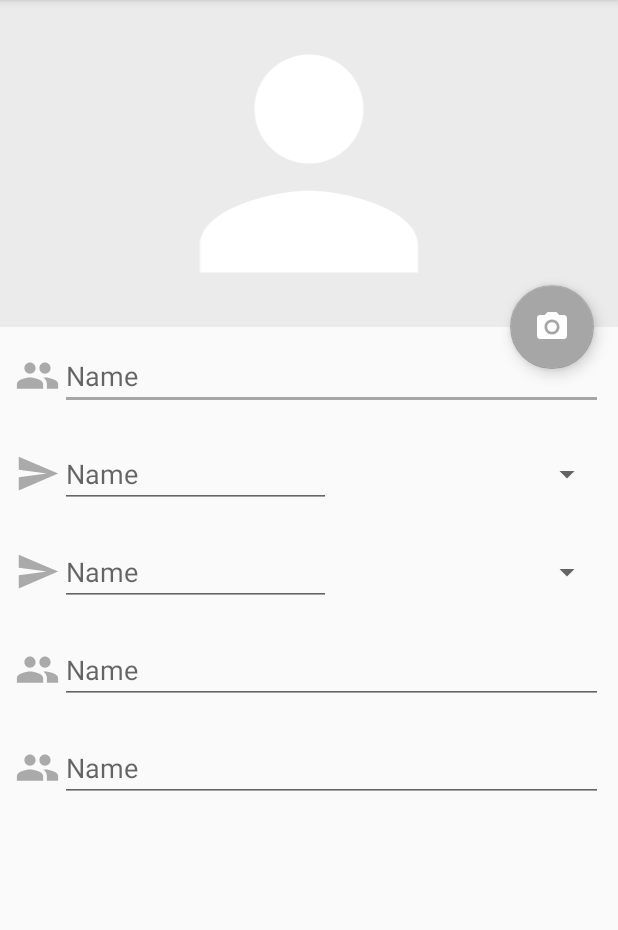
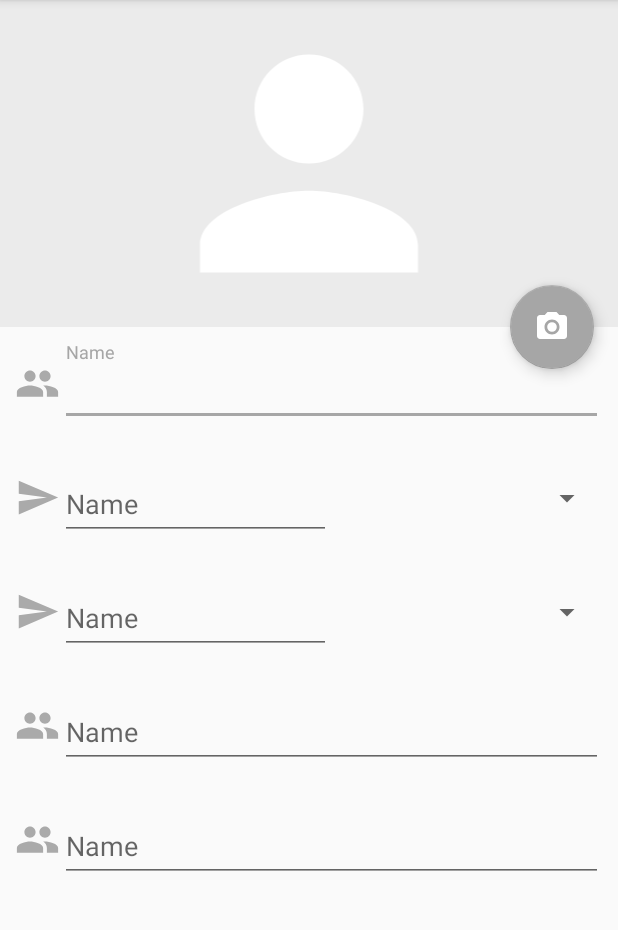
Before and after one commit to ricardomorarey/Interface, an Android app: the screen it shows after launch (MainActivity), on a phone screen of 412 x 824 dp, the part 84-1014 px from its top. Run offline under Robolectric (Android 15) with nearby library versions, the light colour scheme and no system bars.

Commit message:
chica thumbnail

```diff
--- a/app/src/main/res/layout/activity_chica_layout.xml
+++ b/app/src/main/res/layout/activity_chica_layout.xml
@@ -13,13 +13,14 @@
 
         <ImageView
             android:id="@+id/imageView3"
-            android:layout_width="wrap_content"
-            android:layout_height="275dp"
+            android:layout_width="match_parent"
+            android:layout_height="299dp"
             android:adjustViewBounds="true"
+            android:scaleType="fitXY"
             app:layout_constraintEnd_toEndOf="parent"
             app:layout_constraintStart_toStartOf="parent"
             app:layout_constraintTop_toTopOf="parent"
-            app:srcCompat="@drawable/chica2"/>
+            app:srcCompat="@drawable/chica_thum"/>
 
         <com.google.android.material.floatingactionbutton.FloatingActionButton
             android:id="@+id/floatingActionButton"
--- a/app/src/main/res/layout/content_main.xml
+++ b/app/src/main/res/layout/content_main.xml
@@ -61,10 +61,10 @@
             android:layout_height="wrap_content"
             android:layout_marginEnd="16dp"
             android:clickable="true"
+            android:tint="@android:color/white"
             app:layout_constraintBottom_toBottomOf="@+id/linearLayout3"
             app:layout_constraintEnd_toEndOf="parent"
             app:layout_constraintTop_toBottomOf="@+id/linearLayout3"
-            android:tint="@android:color/white"
             app:srcCompat="@drawable/ic_menu_camera"/>
     </androidx.constraintlayout.widget.ConstraintLayout>
 
--- a/app/src/main/res/layout/item_imput_text_spinner.xml
+++ b/app/src/main/res/layout/item_imput_text_spinner.xml
@@ -1,9 +1,9 @@
 <?xml version="1.0" encoding="utf-8"?>
 <LinearLayout xmlns:android="http://schemas.android.com/apk/res/android"
               xmlns:app="http://schemas.android.com/apk/res-auto"
-              android:orientation="horizontal"
               android:layout_width="match_parent"
               android:layout_height="wrap_content"
+              android:orientation="horizontal"
               android:padding="10dp">
 
     <ImageView
@@ -14,16 +14,18 @@
         android:tint="@android:color/darker_gray"
         app:srcCompat="@drawable/ic_menu_send"/>
 
-    <EditText
-        android:id="@+id/editText6"
+    <com.google.android.material.textfield.TextInputLayout
         android:layout_width="0dp"
         android:layout_height="wrap_content"
-        android:layout_gravity="center"
-        android:layout_weight="1"
-        android:ems="10"
-        android:hint="Name"
-        android:inputType="textPersonName"
-        />
+        android:layout_weight="1">
+
+        <EditText
+            android:id="@+id/inputNickName"
+            android:layout_width="match_parent"
+            android:layout_height="wrap_content"
+            android:hint="Name"/>
+    </com.google.android.material.textfield.TextInputLayout>
+
 
     <Spinner
         android:id="@+id/spinner2"
--- a/app/src/main/res/layout/item_input_text.xml
+++ b/app/src/main/res/layout/item_input_text.xml
@@ -1,9 +1,9 @@
 <?xml version="1.0" encoding="utf-8"?>
 <LinearLayout xmlns:android="http://schemas.android.com/apk/res/android"
               xmlns:app="http://schemas.android.com/apk/res-auto"
-              android:orientation="horizontal"
               android:layout_width="match_parent"
               android:layout_height="wrap_content"
+              android:orientation="horizontal"
               android:padding="10dp">
 
     <ImageView
@@ -14,16 +14,22 @@
         android:tint="@android:color/darker_gray"
         app:srcCompat="@drawable/ic_group_black_24dp"/>
 
+    <com.google.android.material.textfield.TextInputLayout
+        android:layout_width="0dp"
+        android:layout_height="wrap_content"
+        android:layout_weight="1">
+
         <EditText
             android:id="@+id/editText6"
-        android:layout_width="0dp"
+            android:layout_width="match_parent"
             android:layout_height="wrap_content"
             android:layout_gravity="center"
-        android:layout_weight="1"
             android:clickable="true"
             android:ems="10"
             android:focusable="true"
             android:hint="Name"
             android:inputType="textPersonName"/>
+    </com.google.android.material.textfield.TextInputLayout>
+
 
 </LinearLayout>
```
Also changed, not shown: app/src/main/res/drawable/chica_pading.png (added), app/src/main/res/drawable/chica_thum.png (added). Lines whose indentation alone changed are shown as unchanged.
